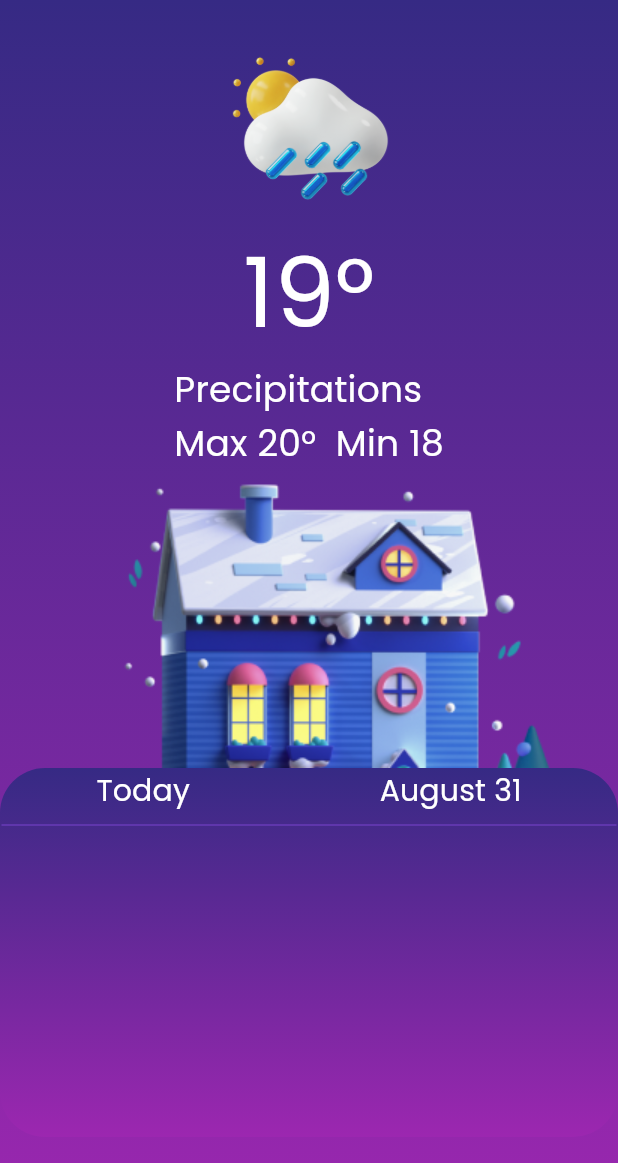
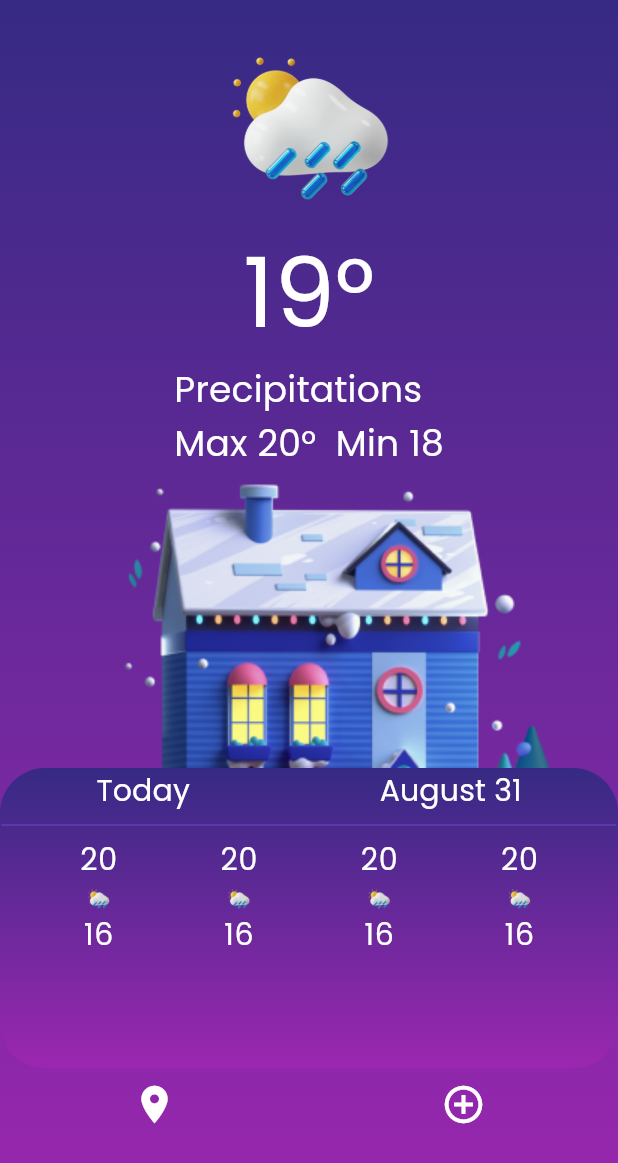
Before and after one commit to WaqasAhmed123/weather-app, a Flutter app: the screen it shows after launch, after a tap on "Get Start", on a phone screen of 412 x 824 dp. Shown: the top 1163 px of the screen. Run offline on Flutter 3.47's test engine with Material 2 defaults, Android fonts, the phone set to English and light mode, and no system bars; our stand-ins replace geolocator; network calls fail; statements that could not run were skipped.

Commit message:
ui completed

```diff
--- a/lib/main.dart
+++ b/lib/main.dart
@@ -1,8 +1,25 @@
 import 'package:flutter/material.dart';
+import 'package:provider/provider.dart';
+import 'package:weather/models/user_model.dart';
+import 'package:weather/services/api_services.dart';
+import 'package:weather/veiw%20models/home_viewmodel.dart';
+import 'package:weather/views/detail_forecast.dart';
 import 'package:weather/views/start.dart';
 
-void main() {
-  runApp(const MyApp());
+void main() async {
+  WidgetsFlutterBinding.ensureInitialized();
+  await UserModel.getCurrentLocation();
+  await ApiServices.getWeatherData();
+  runApp(
+    MultiProvider(
+      providers: [
+        ChangeNotifierProvider<HomeViewModel>(
+            create: (context) => HomeViewModel()),
+        Provider(create: (context) => HomeViewModel()),
+      ],
+      child: const MyApp(),
+    ),
+  );
 }
 
 class MyApp extends StatelessWidget {
@@ -31,7 +48,13 @@ class MyApp extends StatelessWidget {
               fontFamily: 'Poppins',
               fontSize: 20,
               fontWeight: FontWeight.w500,
-                color: Colors.white)),
+              color: Colors.white),
+          bodyLarge: TextStyle(
+              fontFamily: 'Poppins',
+              fontSize: 20,
+              fontWeight: FontWeight.normal,
+              color: Colors.white),
+        ),
         colorScheme: ColorScheme.fromSeed(seedColor: Colors.deepPurple),
         useMaterial3: true,
       ),
--- /dev/null
+++ b/lib/models/user_model.dart
@@ -0,0 +1,39 @@
+import 'package:geolocator/geolocator.dart';
+
+class UserModel {
+  static String? lat;
+  static String? lng;
+
+  static _requestLocationPermission() async {
+    LocationPermission permission = await Geolocator.checkPermission();
+    if (permission == LocationPermission.denied) {
+      permission = await Geolocator.requestPermission();
+    }
+
+    if (permission == LocationPermission.deniedForever) {
+      // Handle the case when the userInstance has permanently denied
+      // permission to access their location.
+      return false;
+    }
+
+    return permission == LocationPermission.always ||
+        permission == LocationPermission.whileInUse;
+  }
+
+  static getCurrentLocation() async {
+    bool locationGranted = await _requestLocationPermission();
+
+    if (locationGranted) {
+      try {
+        Position position = await Geolocator.getCurrentPosition(
+            desiredAccuracy: LocationAccuracy.high);
+        UserModel.lat = position.latitude.toString();
+        UserModel.lng = position.longitude.toString();
+        print(UserModel.lat);
+        print(UserModel.lng);
+      } catch (e) {
+        print(e);
+      }
+    }
+  }
+}
--- /dev/null
+++ b/lib/services/api_services.dart
@@ -0,0 +1,13 @@
+import 'dart:convert';
+
+import 'package:http/http.dart' as http;
+
+class ApiServices {
+  static getWeatherData() async {
+    var url =
+        "https://api.openweathermap.org/data/2.5/forecast?lat=24.893455&lon=67.045637&appid=0a0d1994bc7977871d6922c9b64a439f";
+    var response = await http.get(Uri.parse(url));
+    final jsonResponse = jsonDecode(response.body);
+    print(jsonResponse);
+  }
+}
--- a/lib/views/home.dart
+++ b/lib/views/home.dart
@@ -1,4 +1,5 @@
 import 'package:flutter/material.dart';
+import 'package:weather/views/detail_forecast.dart';
 import 'package:weather/widgets/hourly_weather_container.dart';
 
 import '../widgets/background_color.dart';
@@ -51,7 +52,45 @@ class _HomeViewState extends State<HomeView> {
                     height: 198,
                     width: 336,
                   )),
-                  hourlyWeatherWidget(context: context)
+                  hourlyWeatherWidget(context: context),
+                  Row(
+                    mainAxisAlignment: MainAxisAlignment.spaceAround,
+                    children: [
+                      IconButton(
+                        onPressed: () {
+                          Navigator.push(
+                            context,
+                            MaterialPageRoute(
+                                builder: (context) =>
+                                    const DetailForecastView()),
+                          );
+                        },
+                        icon: const Icon(Icons.location_on,
+                            color: Colors.white, size: 30),
+                      ),
+                      IconButton(
+                        onPressed: () {},
+                        icon: const Icon(Icons.add_circle_outline,
+                            color: Colors.white, size: 30),
+                      ),
+                    ],
+                  )
+                  //             BottomNavigationBar(
+                  //   // currentIndex: _currentIndex,
+                  //   currentIndex: 0,
+                  //   // onTap: _onTabTapped,
+                  //   // onTap:()=>Null,
+                  //   items: const [
+                  //     BottomNavigationBarItem(
+                  //       icon: Icon(Icons.location_on),
+                  //       label: 'Location',
+                  //     ),
+                  //     BottomNavigationBarItem(
+                  //       icon: Icon(Icons.add),
+                  //       label: 'Add',
+                  //     ),
+                  //   ],
+                  // ),
                 ],
               ),
             ),
--- a/lib/views/start.dart
+++ b/lib/views/start.dart
@@ -41,7 +41,7 @@ class StartView extends StatelessWidget {
                 // height: MediaQuery.sizeOf(context).height * 0.05,
                 ),
             InkWell(
-              onTap: () {
+              onTap: ()async {
                 Navigator.pushReplacement(
                   context,
                   MaterialPageRoute(builder: (context) => const HomeView()),
--- a/lib/widgets/hourly_weather_container.dart
+++ b/lib/widgets/hourly_weather_container.dart
@@ -5,10 +5,11 @@ import 'package:weather/widgets/background_color.dart';
 DateTime dateTime = DateTime.now();
 
 String formattedDate = DateFormat('MMMM d').format(dateTime);
-hourlyWeatherWidget({context}) {
+Widget hourlyWeatherWidget({context}) {
   return Container(
     width: 428,
-    height: 246,
+    // height: 246,
+    height: 200,
     decoration: BoxDecoration(
       gradient: gradientBackground,
       borderRadius: BorderRadius.circular(30),
@@ -27,16 +28,29 @@ hourlyWeatherWidget({context}) {
         const Divider(
           color: Colors.deepPurple,
         ),
-        const Row(
-          children: [],
+        Padding(
+          padding: const EdgeInsets.symmetric(horizontal:18),
+          child: Row(
+            mainAxisAlignment: MainAxisAlignment.spaceAround,
+            children: [
+              hourlyForecast(hour: 16, temp: 20,context: context),
+              hourlyForecast(hour: 16, temp: 20,context: context),
+              hourlyForecast(hour: 16, temp: 20,context: context),
+              hourlyForecast(hour: 16, temp: 20,context: context),
+            ],
+          ),
         )
       ],
     ),
   );
 }
 
-hourlyForecast() {
-  return const Column(
-    children: [],
+Widget hourlyForecast({temp, hour,context}) {
+  return Column(
+    children: [
+      Text("$temp",style:Theme.of(context).textTheme.bodyLarge),
+      Image.asset('assets/weather.png',height: 20,width: 20,),
+      Text("$hour",style:Theme.of(context).textTheme.bodyLarge),
+    ],
   );
 }
--- a/pubspec.yaml
+++ b/pubspec.yaml
@@ -37,6 +37,8 @@ dependencies:
   cupertino_icons: ^1.0.2
   provider: ^6.0.5
   intl: ^0.18.1
+  geolocator: ^10.0.0
+  http: ^1.1.0
 
 dev_dependencies:
   flutter_test:
```
Also changed, not shown: lib/models/weather_model.dart (added, +68 -0 lines), lib/veiw models/home_viewmodel.dart (added, +10 -0 lines), lib/views/detail_forecast.dart (added, +135 -0 lines), lib/widgets/daily_weather_container.dart (added, +29 -0 lines), lib/widgets/sun_timing.dart (added, +47 -0 lines), pubspec.lock, 4 other files. Lines whose indentation alone changed are shown as unchanged.
